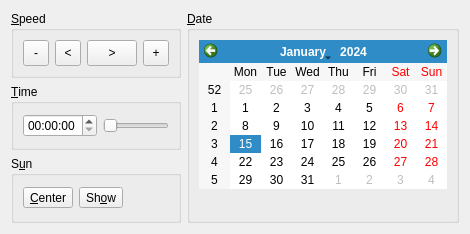
Qt form src/lib/SunControlWidget.ui (KDE/marble) before a commit.
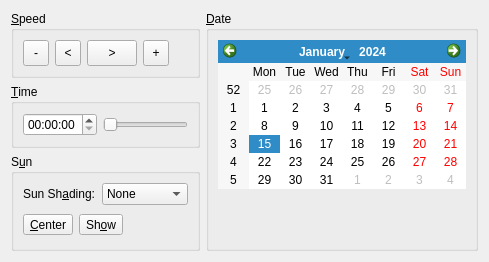
The same form after that commit. Icons and pictures are not drawn.

Commit message:
* src/lib/MarbleWidget.{cpp,h}:     * src/lib/SunControlWidget.{cpp,h,ui}:     * src/ControlView.h:     * src/QtMainWindow.h:
    - Making the SunControlWidget dialog
    non-modal, so the user can switch settings while
    panning the globe.
    - Adding a combobox that controls the actual
    sun shading. The "Show" button in the dialog
    has the purpose to show a "sun position icon"
    in the future. "Center" centers the globe on
    that position.
    - Renaming some methods and properties
    accordingy (showSun -> showSunShading).

```diff
--- a/src/lib/SunControlWidget.ui
+++ b/src/lib/SunControlWidget.ui
@@ -5,8 +5,8 @@
    <rect>
     <x>0</x>
     <y>0</y>
-    <width>460</width>
-    <height>234</height>
+    <width>435</width>
+    <height>260</height>
    </rect>
   </property>
   <property name="sizePolicy" >
@@ -107,6 +107,19 @@
         </property>
        </widget>
       </item>
+      <item>
+       <spacer>
+        <property name="orientation" >
+         <enum>Qt::Horizontal</enum>
+        </property>
+        <property name="sizeHint" >
+         <size>
+          <width>21</width>
+          <height>20</height>
+         </size>
+        </property>
+       </spacer>
+      </item>
      </layout>
     </widget>
    </item>
@@ -175,6 +188,41 @@
      <property name="title" >
       <string>S&amp;un</string>
      </property>
+     <layout class="QVBoxLayout" >
+      <item>
+       <layout class="QHBoxLayout" >
+        <item>
+         <widget class="QLabel" name="label" >
+          <property name="text" >
+           <string>Sun Sh&amp;ading:</string>
+          </property>
+          <property name="buddy" >
+           <cstring>sunShadingComboBox</cstring>
+          </property>
+         </widget>
+        </item>
+        <item>
+         <widget class="QComboBox" name="sunShadingComboBox" >
+          <item>
+           <property name="text" >
+            <string>None</string>
+           </property>
+          </item>
+          <item>
+           <property name="text" >
+            <string>Shadow</string>
+           </property>
+          </item>
+          <item>
+           <property name="text" >
+            <string>Night map</string>
+           </property>
+          </item>
+         </widget>
+        </item>
+       </layout>
+      </item>
+      <item>
      <layout class="QHBoxLayout" >
       <item>
        <widget class="QToolButton" name="centerToolButton" >
@@ -218,11 +266,13 @@
         </property>
         <property name="sizeHint" >
          <size>
-          <width>40</width>
-          <height>20</height>
+            <width>71</width>
+            <height>28</height>
          </size>
         </property>
        </spacer>
+        </item>
+       </layout>
       </item>
      </layout>
     </widget>
```
Lines whose indentation alone changed are shown as unchanged. The commit also changes 8 other files.
